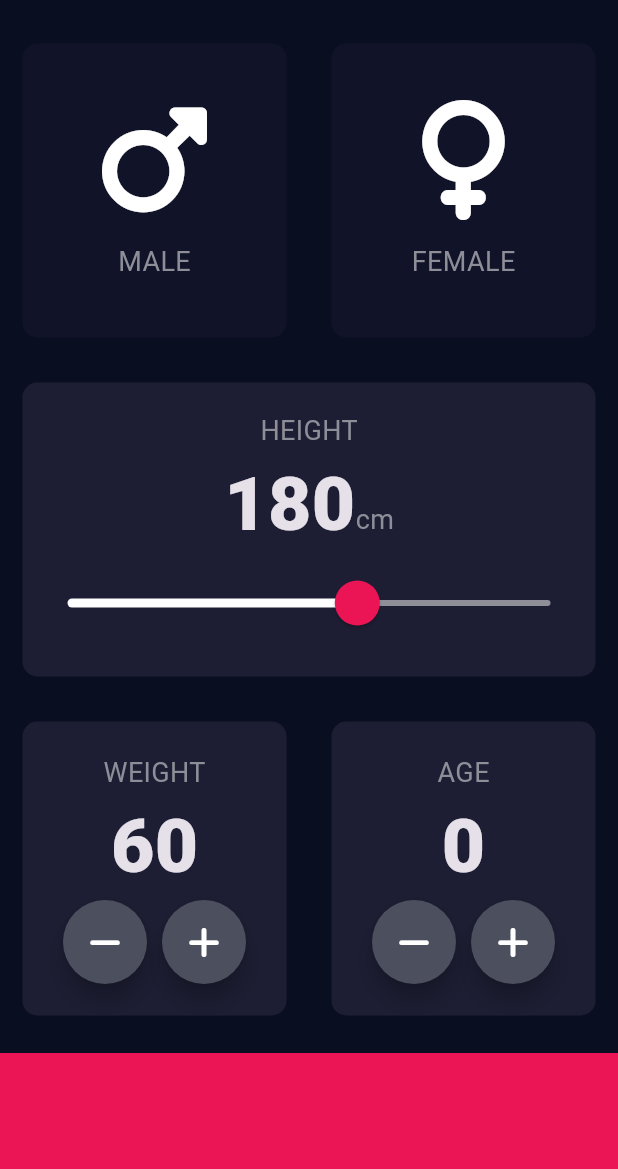
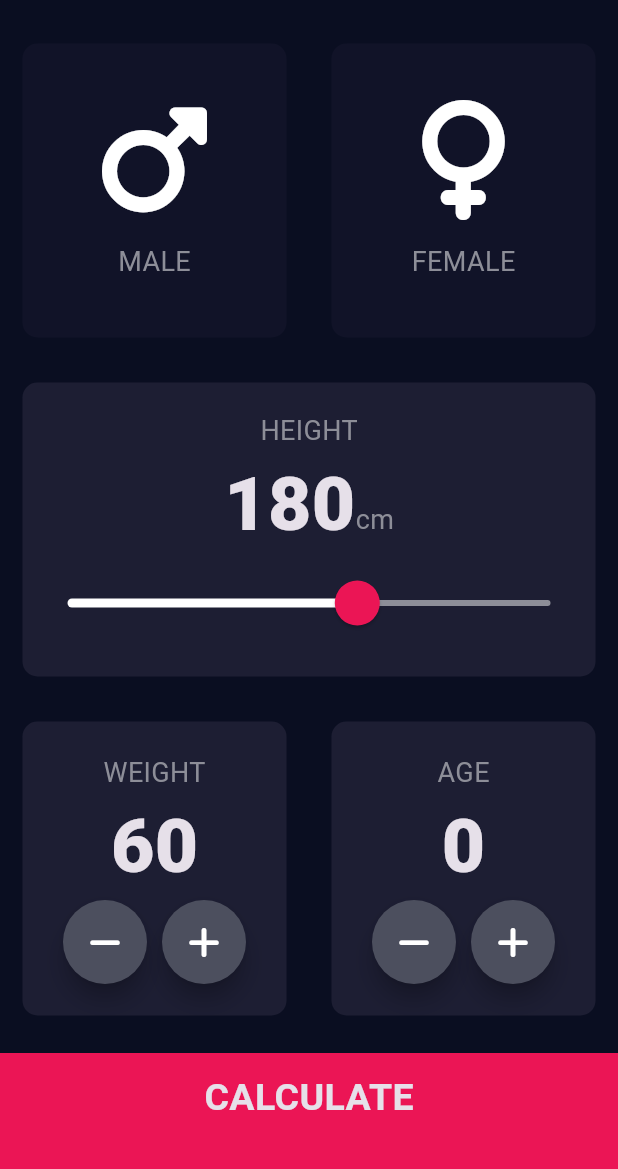
Before and after one commit to ChristianAfreh/bmi_app_flutter, a Flutter app: the screen it shows after launch, on a phone screen of 412 x 824 dp, the part 63-1232 px from its top. Run offline on Flutter 3.47's test engine with Material 3 defaults, Android fonts, the phone set to English and light mode, and no system bars; our stand-ins replace font_awesome_flutter.

Commit message:
designed calculate button and added navigation

```diff
--- a/lib/constants.dart
+++ b/lib/constants.dart
@@ -10,7 +10,9 @@ const kLabelTextStyle = TextStyle(
   color: Color(0xFF8D8E98),
 );
 
-const kNumberTextStyle = TextStyle(
-  fontSize: 50.0,
-  fontWeight: FontWeight.w900
+const kNumberTextStyle = TextStyle(fontSize: 50.0, fontWeight: FontWeight.w900);
+
+const kLargeButtonTextStyle = TextStyle(
+  fontSize: 25.0,
+  fontWeight: FontWeight.bold,
 );
--- a/lib/input_page.dart
+++ b/lib/input_page.dart
@@ -210,11 +210,23 @@ class _InputPageState extends State<InputPage> {
               ],
             ),
           ),
-          Container(
-            color: kBottomContainerColour,
-            margin: const EdgeInsets.only(top: 10.0),
-            width: double.infinity,
-            height: kBottomContainerHeight,
+          GestureDetector(
+            onTap: () {
+              Navigator.pushNamed(context, '/results');
+            },
+            child: Container(
+              color: kBottomContainerColour,
+              margin: const EdgeInsets.only(top: 10.0),
+              padding: const EdgeInsets.only(bottom: 20.0),
+              width: double.infinity,
+              height: kBottomContainerHeight,
+              child: const Center(
+                child: Text(
+                  'CALCULATE',
+                  style: kLargeButtonTextStyle,
+                ),
+              ),
+            ),
           ),
         ],
       ),
--- a/lib/main.dart
+++ b/lib/main.dart
@@ -1,5 +1,7 @@
 import 'package:bmi_app/input_page.dart';
+import 'package:bmi_app/results_page.dart';
 import 'package:flutter/material.dart';
+import 'results_page.dart';
 
 void main() => runApp(const BMICalculator());
 
@@ -14,6 +16,9 @@ class BMICalculator extends StatelessWidget {
         scaffoldBackgroundColor: const Color(0xFF0A0E21),
       ),
       home: const InputPage(),
+      routes: {
+        '/results': (context) => const ResultsPage(),
+      },
     );
   }
 }
```
Also changed, not shown: lib/results_page.dart (added, +17 -0 lines).
